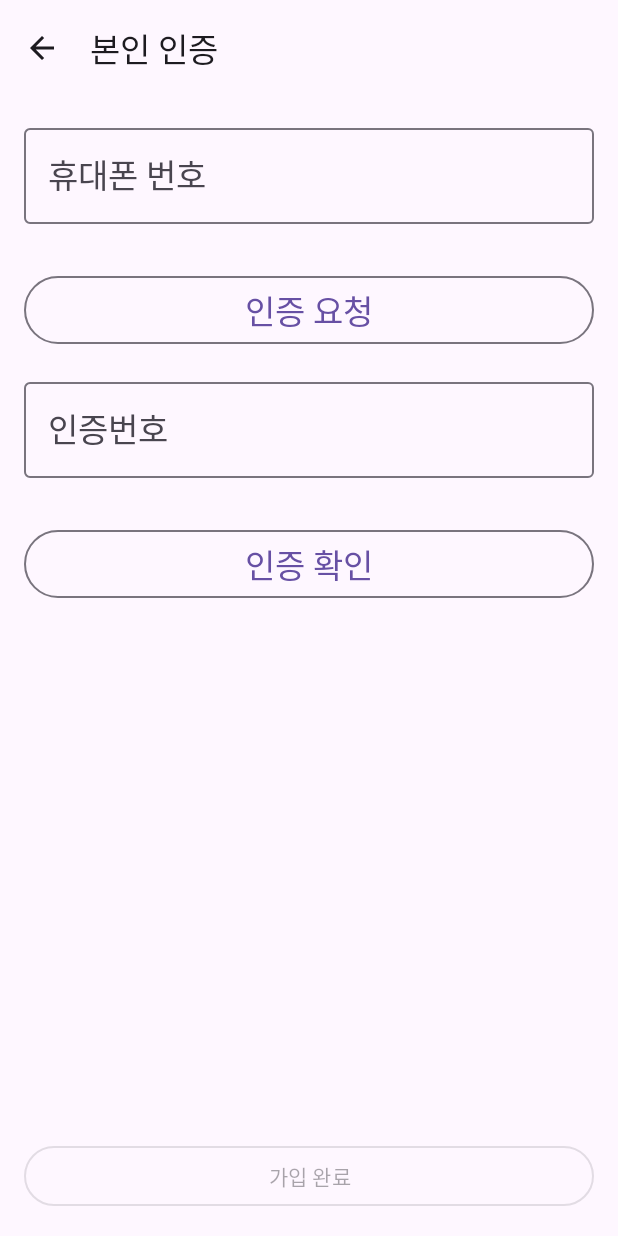
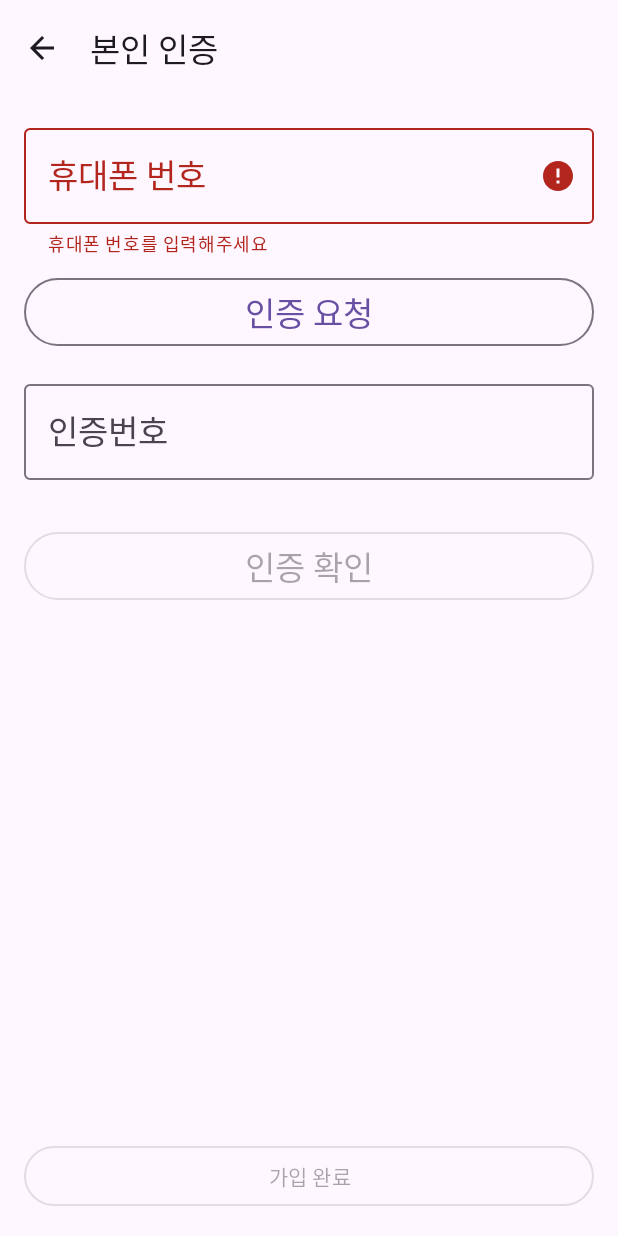
Before and after one commit to AOS3/FinalProject-ShoppingMallService-5-team-seller, an Android app: the fragment RegisterVerificationFragment placed in its activity, after a tap on "인증 요청", on a phone screen of 412 x 824 dp. Run offline under Robolectric (Android 15) with nearby library versions, the light colour scheme and no system bars; our stand-ins replace data binding; 1 statement that could not run was skipped.

Commit message:
LoginFragment/RegisterFragment Login/Verification Fragment 버튼 기능 추가

```diff
--- a/app/src/main/java/com/lion/judamie_seller/fragment/RegisterVerificationFragment.kt
+++ b/app/src/main/java/com/lion/judamie_seller/fragment/RegisterVerificationFragment.kt
@@ -5,8 +5,10 @@ import androidx.fragment.app.Fragment
 import android.view.LayoutInflater
 import android.view.View
 import android.view.ViewGroup
+import androidx.databinding.DataBindingUtil
 import androidx.fragment.app.viewModels
 import androidx.lifecycle.Observer
+import com.lion.judamie_seller.R
 import com.lion.judamie_seller.UserActivity
 import com.lion.judamie_seller.UserFragmentName
 import com.lion.judamie_seller.databinding.FragmentRegisterVerificationBinding
@@ -14,31 +16,28 @@ import com.lion.judamie_seller.viewmodel.RegisterVerificationViewModel
 
 
 class RegisterVerificationFragment : Fragment() {
+    lateinit var fragmentRegisterVerificationBinding: FragmentRegisterVerificationBinding
     lateinit var userActivity: UserActivity
-    private lateinit var binding: FragmentRegisterVerificationBinding
-    private val viewModel: RegisterVerificationViewModel by viewModels()
+
+
+    // 번들로 전달된 데이터를 담을 변수
+    lateinit var userId:String
+    lateinit var userPw:String
+
+    // 닉네임 중복 확인을 했는지 확인하기 위한 변수
+    var isCheckUserNickExist = false
 
     override fun onCreateView(
         inflater: LayoutInflater, container: ViewGroup?,
         savedInstanceState: Bundle?
     ): View {
-        // 데이터 바인딩 객체 생성
-        binding = FragmentRegisterVerificationBinding.inflate(inflater, container, false)
-        binding.lifecycleOwner = viewLifecycleOwner
-        binding.registerVerificationViewModel = viewModel
+        fragmentRegisterVerificationBinding = DataBindingUtil.inflate(inflater, R.layout.fragment_register_verification, container, false)
+        fragmentRegisterVerificationBinding.registerVerificationViewModel = RegisterVerificationViewModel(this@RegisterVerificationFragment)
+        fragmentRegisterVerificationBinding.lifecycleOwner = this@RegisterVerificationFragment
 
         userActivity = activity as UserActivity
 
-        // 에러 메시지 표시
-        viewModel.phoneNumberError.observe(viewLifecycleOwner, Observer { errorMessage ->
-            binding.textFieldUserPhoneNumber.error = errorMessage
-        })
-
-        viewModel.verificationNumberError.observe(viewLifecycleOwner, Observer { errorMessage ->
-            binding.textFieldUserVerificationNumber.error = errorMessage
-        })
-
-        return binding.root
+        return fragmentRegisterVerificationBinding.root
     }
     // 이전 화면으로 돌아가는 메서드
     fun movePrevFragment(){
--- a/app/src/main/java/com/lion/judamie_seller/viewmodel/RegisterVerificationViewModel.kt
+++ b/app/src/main/java/com/lion/judamie_seller/viewmodel/RegisterVerificationViewModel.kt
@@ -21,13 +21,26 @@ class RegisterVerificationViewModel(val registerVerificationFragment: RegisterVe
     private val _isRegisterCompleteButtonEnabled = MutableLiveData(false)
     val isRegisterCompleteButtonEnabled: LiveData<Boolean> = _isRegisterCompleteButtonEnabled
 
+    // 인증 확인 버튼 활성화 여부
+    private val _isVerificationConfirmButtonEnabled = MutableLiveData(false)
+    val isVerificationConfirmButtonEnabled: LiveData<Boolean> = _isVerificationConfirmButtonEnabled
+
+    init {
+        // 인증번호 입력이 6자리가 될 때 활성화
+        textFieldUserRegisterVerificationNumberEditTextText.observeForever { verificationNumber ->
+            _isVerificationConfirmButtonEnabled.value = !verificationNumber.isNullOrBlank() && verificationNumber.length == 6
+        }
+    }
+
     // 인증 요청 버튼 클릭 이벤트
     fun buttonUserVerificationRequestOnClick() {
         val phoneNumber = textFieldUserRegisterPhoneNumberEditTextText.value
 
         // 휴대폰 번호 입력 검증
         if (phoneNumber.isNullOrBlank()) {
-            phoneNumberError.value = "휴대폰 번호를 입력해주세요"
+            phoneNumberError.value = "휴대폰 번호를 입력해주세요" // 에러 메시지 설정
+        } else if (!phoneNumber.matches(Regex("^\\d{10,11}$"))) { // 숫자만 허용 (10~11자리)
+            phoneNumberError.value = "올바른 휴대폰 번호를 입력해주세요" // 에러 메시지 설정
         } else {
             // 에러 메시지 제거
             phoneNumberError.value = null
@@ -36,23 +49,20 @@ class RegisterVerificationViewModel(val registerVerificationFragment: RegisterVe
         }
     }
 
-    fun buttonUserVerificationConfirmOnClick(){
+    // 인증 확인 버튼 클릭 이벤트
+    fun buttonUserVerificationConfirmOnClick() {
         val verificationNumber = textFieldUserRegisterVerificationNumberEditTextText.value
 
-        // 휴대폰 번호 입력 검증
         if (verificationNumber.isNullOrBlank()) {
-            verificationNumberError.value = "휴대폰 번호를 입력해주세요"
+            verificationNumberError.value = "인증번호를 입력해주세요"
+        } else if (!verificationNumber.matches(Regex("^\\d{6}$"))) {
+            verificationNumberError.value = "올바른 인증번호를 입력해주세요"
         } else {
-            // 에러 메시지 제거
             verificationNumberError.value = null
-            // 인증 요청 처리 로직
             registerVerificationFragment.proVerificationConfirm()
-//            if (verificationNumber == "123456") {
-            if( true) {
-                _isRegisterCompleteButtonEnabled.value = true // 가입 완료 버튼 활성화
-            } else {
-                _isRegisterCompleteButtonEnabled.value = false // 실패 시 비활성화
-            }
+
+            // 성공 시 가입 완료 버튼 활성화
+            _isRegisterCompleteButtonEnabled.value = true
         }
     }
 
--- a/app/src/main/res/layout/fragment_login.xml
+++ b/app/src/main/res/layout/fragment_login.xml
@@ -54,7 +54,8 @@
                     android:layout_height="wrap_content"
                     android:hint="아이디"
                     app:endIconMode="clear_text"
-                    app:errorEnabled="true">
+                    app:errorEnabled="true"
+                    app:error="@{loginViewModel.IDError}">
 
                     <com.google.android.material.textfield.TextInputEditText
                         android:layout_width="match_parent"
@@ -71,7 +72,8 @@
                     android:layout_marginTop="10dp"
                     android:hint="비밀번호"
                     app:endIconMode="password_toggle"
-                    app:errorEnabled="true">
+                    app:errorEnabled="true"
+                    app:error="@{loginViewModel.PWError}">
 
                     <com.google.android.material.textfield.TextInputEditText
                         android:layout_width="match_parent"
--- a/app/src/main/res/layout/fragment_register.xml
+++ b/app/src/main/res/layout/fragment_register.xml
@@ -82,6 +82,7 @@
                         android:layout_height="wrap_content"
                         android:singleLine="true"
                         android:maxLength="15"
+                        android:inputType="textPassword"
                         android:textAppearance="@style/TextAppearance.AppCompat.Large"
                         android:text="@={registerViewModel.textFieldUserRegisterPWEditTextText}" />
                 </com.google.android.material.textfield.TextInputLayout>
@@ -106,6 +107,7 @@
                         android:layout_height="wrap_content"
                         android:singleLine="true"
                         android:maxLength="15"
+                        android:inputType="textPassword"
                         android:textAppearance="@style/TextAppearance.AppCompat.Large"
                         android:text="@={registerViewModel.textFieldUserRegisterPW2EditTextText}" />
                 </com.google.android.material.textfield.TextInputLayout>
--- a/app/src/main/res/layout/fragment_register_verification.xml
+++ b/app/src/main/res/layout/fragment_register_verification.xml
@@ -50,7 +50,8 @@
                     android:layout_width="match_parent"
                     android:layout_height="wrap_content"
                     android:hint="휴대폰 번호"
-                    app:errorEnabled="true">
+                    app:errorEnabled="true"
+                    app:error="@{registerVerificationViewModel.phoneNumberError}">
 
                     <com.google.android.material.textfield.TextInputEditText
                         android:id="@+id/editTextUserRegisterPhoneNumber"
@@ -58,6 +59,7 @@
                         android:layout_height="wrap_content"
                         android:singleLine="true"
                         android:maxLength="11"
+                        android:inputType="number"
                         android:textAppearance="@style/TextAppearance.AppCompat.Large"
                         android:text="@={registerVerificationViewModel.textFieldUserRegisterPhoneNumberEditTextText}" />
                 </com.google.android.material.textfield.TextInputLayout>
@@ -79,7 +81,8 @@
                     android:hint="인증번호"
                     app:endIconMode="clear_text"
                     android:layout_marginTop="16dp"
-                    app:errorEnabled="true">
+                    app:errorEnabled="true"
+                    app:error="@{registerVerificationViewModel.verificationNumberError}">>
 
                     <com.google.android.material.textfield.TextInputEditText
                         android:id="@+id/editTextUserVerificationNumber"
@@ -87,6 +90,7 @@
                         android:layout_height="wrap_content"
                         android:singleLine="true"
                         android:maxLength="6"
+                        android:inputType="number"
                         android:textAppearance="@style/TextAppearance.AppCompat.Large"
                         android:text="@={registerVerificationViewModel.textFieldUserRegisterVerificationNumberEditTextText}" />
                 </com.google.android.material.textfield.TextInputLayout>
@@ -99,6 +103,7 @@
                     android:layout_marginTop="10dp"
                     android:onClick="@{(view) -> registerVerificationViewModel.buttonUserVerificationConfirmOnClick()}"
                     android:text="인증 확인"
+                    android:enabled="@{registerVerificationViewModel.isVerificationConfirmButtonEnabled}"
                     android:textAppearance="@style/TextAppearance.AppCompat.Large" />
             </LinearLayout>
         </ScrollView>
```
Also changed, not shown: app/src/main/java/com/lion/judamie_seller/viewmodel/LoginViewModel.kt (+8 -11 lines), app/src/main/java/com/lion/judamie_seller/viewmodel/RegisterViewModel.kt (+17 -15 lines).
